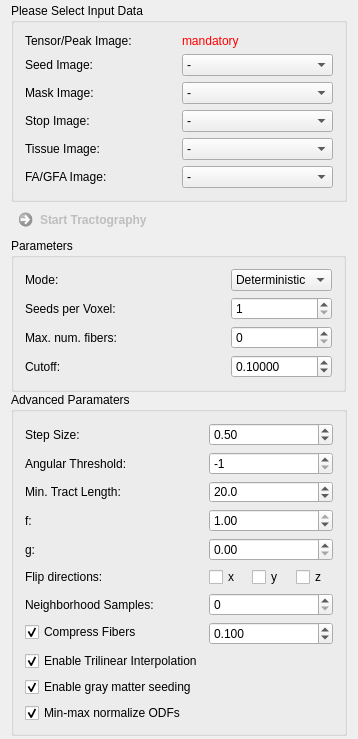
The window that Plugins/org.mitk.gui.qt.diffusionimaging.tractography/src/internal/QmitkStreamlineTrackingViewControls.ui (MITK/MITK) describes before a commit, drawn with Qt 5.
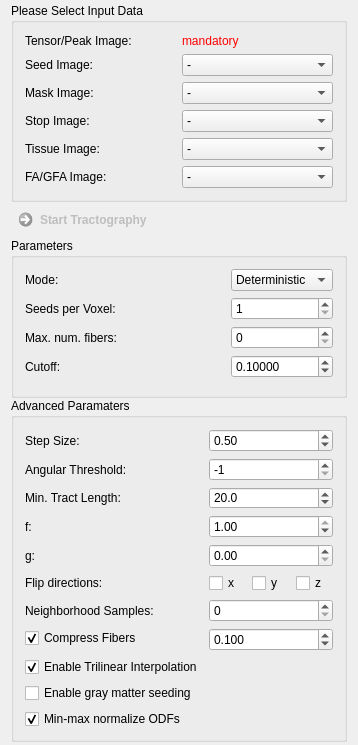
The same window after the commit. Custom widgets are drawn as their Qt base class.

```diff
--- a/Plugins/org.mitk.gui.qt.diffusionimaging.tractography/src/internal/QmitkStreamlineTrackingViewControls.ui
+++ b/Plugins/org.mitk.gui.qt.diffusionimaging.tractography/src/internal/QmitkStreamlineTrackingViewControls.ui
@@ -7,7 +7,7 @@
     <x>0</x>
     <y>0</y>
     <width>358</width>
-    <height>731</height>
+    <height>733</height>
    </rect>
   </property>
   <property name="minimumSize">
@@ -366,131 +366,7 @@
          <string>Enable gray matter seeding</string>
         </property>
         <property name="checked">
-         <bool>true</bool>
-        </property>
-       </widget>
-      </item>
-     </layout>
-    </widget>
-   </item>
-   <item row="2" column="0">
-    <widget class="QGroupBox" name="groupBox_2">
-     <property name="title">
-      <string>Parameters</string>
-     </property>
-     <layout class="QGridLayout" name="gridLayout_2">
-      <item row="2" column="0">
-       <widget class="QLabel" name="m_FaThresholdLabel_2">
-        <property name="toolTip">
-         <string/>
-        </property>
-        <property name="text">
-         <string>Max. num. fibers:</string>
-        </property>
-       </widget>
-      </item>
-      <item row="16" column="0">
-       <spacer name="horizontalSpacer">
-        <property name="orientation">
-         <enum>Qt::Horizontal</enum>
-        </property>
-        <property name="sizeType">
-         <enum>QSizePolicy::Fixed</enum>
-        </property>
-        <property name="sizeHint" stdset="0">
-         <size>
-          <width>200</width>
-          <height>0</height>
-         </size>
-        </property>
-       </spacer>
-      </item>
-      <item row="3" column="0">
-       <widget class="QLabel" name="m_FaThresholdLabel">
-        <property name="toolTip">
-         <string/>
-        </property>
-        <property name="text">
-         <string>Cutoff:</string>
-        </property>
-       </widget>
-      </item>
-      <item row="2" column="1">
-       <widget class="QSpinBox" name="m_NumFibersBox">
-        <property name="toolTip">
-         <string>Tractography is stopped after the desired number of fibers is reached, even before all seed points are processed.</string>
-        </property>
-        <property name="maximum">
-         <number>999999999</number>
-        </property>
-       </widget>
-      </item>
-      <item row="0" column="0">
-       <widget class="QLabel" name="m_FaThresholdLabel_3">
-        <property name="toolTip">
-         <string/>
-        </property>
-        <property name="text">
-         <string>Mode:</string>
-        </property>
-       </widget>
-      </item>
-      <item row="0" column="1">
-       <widget class="QComboBox" name="m_ModeBox">
-        <property name="toolTip">
-         <string>Toggle between deterministic and probabilistic tractography. Some modes might not be available for all types of tractography.</string>
-        </property>
-        <item>
-         <property name="text">
-          <string>Deterministic</string>
-         </property>
-        </item>
-        <item>
-         <property name="text">
-          <string>Probabilistic</string>
-         </property>
-        </item>
-       </widget>
-      </item>
-      <item row="1" column="0">
-       <widget class="QLabel" name="m_SeedsPerVoxelLabel">
-        <property name="toolTip">
-         <string/>
-        </property>
-        <property name="text">
-         <string>Seeds per Voxel:</string>
-        </property>
-       </widget>
-      </item>
-      <item row="1" column="1">
-       <widget class="QSpinBox" name="m_SeedsPerVoxelBox">
-        <property name="toolTip">
-         <string>Number of seed points placed in each voxel. </string>
-        </property>
-        <property name="minimum">
-         <number>1</number>
-        </property>
-        <property name="maximum">
-         <number>999</number>
-        </property>
-       </widget>
-      </item>
-      <item row="3" column="1">
-       <widget class="QDoubleSpinBox" name="m_ScalarThresholdBox">
-        <property name="toolTip">
-         <string>Threshold on peak magnitude, FA, GFA, ...</string>
-        </property>
-        <property name="decimals">
-         <number>5</number>
-        </property>
-        <property name="maximum">
-         <double>1.000000000000000</double>
-        </property>
-        <property name="singleStep">
-         <double>0.100000000000000</double>
-        </property>
-        <property name="value">
-         <double>0.100000000000000</double>
+         <bool>false</bool>
         </property>
        </widget>
       </item>
@@ -651,6 +527,136 @@
      </layout>
     </widget>
    </item>
+   <item row="2" column="0" colspan="2">
+    <widget class="QGroupBox" name="groupBox_2">
+     <property name="sizePolicy">
+      <sizepolicy hsizetype="Expanding" vsizetype="Preferred">
+       <horstretch>0</horstretch>
+       <verstretch>0</verstretch>
+      </sizepolicy>
+     </property>
+     <property name="title">
+      <string>Parameters</string>
+     </property>
+     <layout class="QFormLayout" name="formLayout_3">
+      <item row="0" column="0">
+       <widget class="QLabel" name="m_FaThresholdLabel_3">
+        <property name="toolTip">
+         <string/>
+        </property>
+        <property name="text">
+         <string>Mode:</string>
+        </property>
+       </widget>
+      </item>
+      <item row="0" column="1">
+       <widget class="QComboBox" name="m_ModeBox">
+        <property name="toolTip">
+         <string>Toggle between deterministic and probabilistic tractography. Some modes might not be available for all types of tractography.</string>
+        </property>
+        <item>
+         <property name="text">
+          <string>Deterministic</string>
+         </property>
+        </item>
+        <item>
+         <property name="text">
+          <string>Probabilistic</string>
+         </property>
+        </item>
+       </widget>
+      </item>
+      <item row="1" column="0">
+       <widget class="QLabel" name="m_SeedsPerVoxelLabel">
+        <property name="toolTip">
+         <string/>
+        </property>
+        <property name="text">
+         <string>Seeds per Voxel:</string>
+        </property>
+       </widget>
+      </item>
+      <item row="1" column="1">
+       <widget class="QSpinBox" name="m_SeedsPerVoxelBox">
+        <property name="toolTip">
+         <string>Number of seed points placed in each voxel. </string>
+        </property>
+        <property name="minimum">
+         <number>1</number>
+        </property>
+        <property name="maximum">
+         <number>9999999</number>
+        </property>
+       </widget>
+      </item>
+      <item row="2" column="0">
+       <widget class="QLabel" name="m_FaThresholdLabel_2">
+        <property name="toolTip">
+         <string/>
+        </property>
+        <property name="text">
+         <string>Max. num. fibers:</string>
+        </property>
+       </widget>
+      </item>
+      <item row="2" column="1">
+       <widget class="QSpinBox" name="m_NumFibersBox">
+        <property name="toolTip">
+         <string>Tractography is stopped after the desired number of fibers is reached, even before all seed points are processed.</string>
+        </property>
+        <property name="maximum">
+         <number>999999999</number>
+        </property>
+       </widget>
+      </item>
+      <item row="3" column="0">
+       <widget class="QLabel" name="m_FaThresholdLabel">
+        <property name="toolTip">
+         <string/>
+        </property>
+        <property name="text">
+         <string>Cutoff:</string>
+        </property>
+       </widget>
+      </item>
+      <item row="3" column="1">
+       <widget class="QDoubleSpinBox" name="m_ScalarThresholdBox">
+        <property name="toolTip">
+         <string>Threshold on peak magnitude, FA, GFA, ...</string>
+        </property>
+        <property name="decimals">
+         <number>5</number>
+        </property>
+        <property name="maximum">
+         <double>1.000000000000000</double>
+        </property>
+        <property name="singleStep">
+         <double>0.100000000000000</double>
+        </property>
+        <property name="value">
+         <double>0.100000000000000</double>
+        </property>
+       </widget>
+      </item>
+      <item row="4" column="0">
+       <spacer name="horizontalSpacer">
+        <property name="orientation">
+         <enum>Qt::Horizontal</enum>
+        </property>
+        <property name="sizeType">
+         <enum>QSizePolicy::Fixed</enum>
+        </property>
+        <property name="sizeHint" stdset="0">
+         <size>
+          <width>200</width>
+          <height>0</height>
+         </size>
+        </property>
+       </spacer>
+      </item>
+     </layout>
+    </widget>
+   </item>
   </layout>
  </widget>
  <layoutdefault spacing="6" margin="11"/>
```
Left out of the diff: 4 changed lines with no effect on the pictures.
